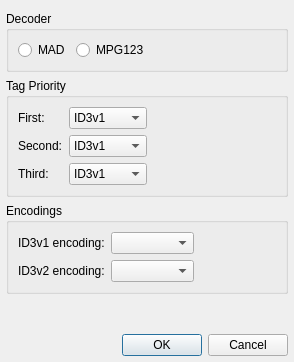
Old version of the form src/plugins/Input/mpeg/settingsdialog.ui in the repository prinsbert/qmmp-dev.
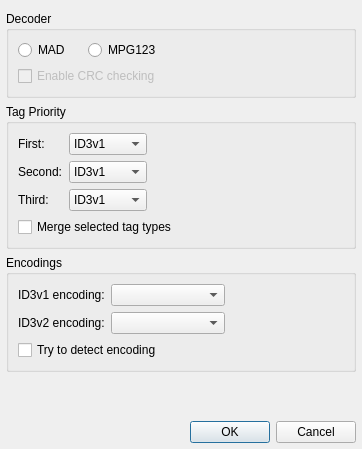
New version of the form.

Patch:
```diff
--- a/src/plugins/Input/mpeg/settingsdialog.ui
+++ b/src/plugins/Input/mpeg/settingsdialog.ui
@@ -6,8 +6,8 @@
    <rect>
     <x>0</x>
     <y>0</y>
-    <width>294</width>
-    <height>362</height>
+    <width>362</width>
+    <height>449</height>
    </rect>
   </property>
   <property name="windowTitle">
@@ -34,22 +34,22 @@
      <property name="title">
       <string>Decoder</string>
      </property>
-     <layout class="QHBoxLayout" name="horizontalLayout">
-      <item>
+     <layout class="QGridLayout" name="gridLayout">
+      <item row="0" column="0">
        <widget class="QRadioButton" name="madRadioButton">
         <property name="text">
          <string>MAD</string>
         </property>
        </widget>
       </item>
-      <item>
+      <item row="0" column="1">
        <widget class="QRadioButton" name="mpg123RadioButton">
         <property name="text">
          <string>MPG123</string>
         </property>
        </widget>
       </item>
-      <item>
+      <item row="0" column="2" rowspan="2">
        <spacer name="horizontalSpacer_3">
         <property name="orientation">
          <enum>Qt::Horizontal</enum>
@@ -62,6 +62,16 @@
         </property>
        </spacer>
       </item>
+      <item row="1" column="0" colspan="2">
+       <widget class="QCheckBox" name="enableCrcCheckBox">
+        <property name="enabled">
+         <bool>false</bool>
+        </property>
+        <property name="text">
+         <string>Enable CRC checking</string>
+        </property>
+       </widget>
+      </item>
      </layout>
     </widget>
    </item>
@@ -237,6 +247,16 @@
         </property>
        </spacer>
       </item>
+      <item row="3" column="0" colspan="4">
+       <widget class="QCheckBox" name="mergeTagsCheckBox">
+        <property name="text">
+         <string>Merge selected tag types</string>
+        </property>
+        <property name="checked">
+         <bool>false</bool>
+        </property>
+       </widget>
+      </item>
      </layout>
     </widget>
    </item>
@@ -252,22 +272,6 @@
       <string>Encodings</string>
      </property>
      <layout class="QGridLayout" name="gridLayout_3">
-      <item row="0" column="0">
-       <widget class="QLabel" name="label_17_2_2">
-        <property name="sizePolicy">
-         <sizepolicy hsizetype="Maximum" vsizetype="Preferred">
-          <horstretch>0</horstretch>
-          <verstretch>0</verstretch>
-         </sizepolicy>
-        </property>
-        <property name="text">
-         <string>ID3v1 encoding:</string>
-        </property>
-        <property name="alignment">
-         <set>Qt::AlignLeading|Qt::AlignLeft|Qt::AlignVCenter</set>
-        </property>
-       </widget>
-      </item>
       <item row="0" column="1">
        <widget class="QComboBox" name="id3v1EncComboBox">
         <property name="sizePolicy">
@@ -317,6 +321,29 @@
         </property>
        </spacer>
       </item>
+      <item row="0" column="0">
+       <widget class="QLabel" name="label_17_2_2">
+        <property name="sizePolicy">
+         <sizepolicy hsizetype="Maximum" vsizetype="Preferred">
+          <horstretch>0</horstretch>
+          <verstretch>0</verstretch>
+         </sizepolicy>
+        </property>
+        <property name="text">
+         <string>ID3v1 encoding:</string>
+        </property>
+        <property name="alignment">
+         <set>Qt::AlignLeading|Qt::AlignLeft|Qt::AlignVCenter</set>
+        </property>
+       </widget>
+      </item>
+      <item row="2" column="0" colspan="3">
+       <widget class="QCheckBox" name="detectEncodingCheckBox">
+        <property name="text">
+         <string>Try to detect encoding</string>
+        </property>
+       </widget>
+      </item>
      </layout>
     </widget>
    </item>
```
Left out of the diff: 24 changed lines with no effect on the pictures.
